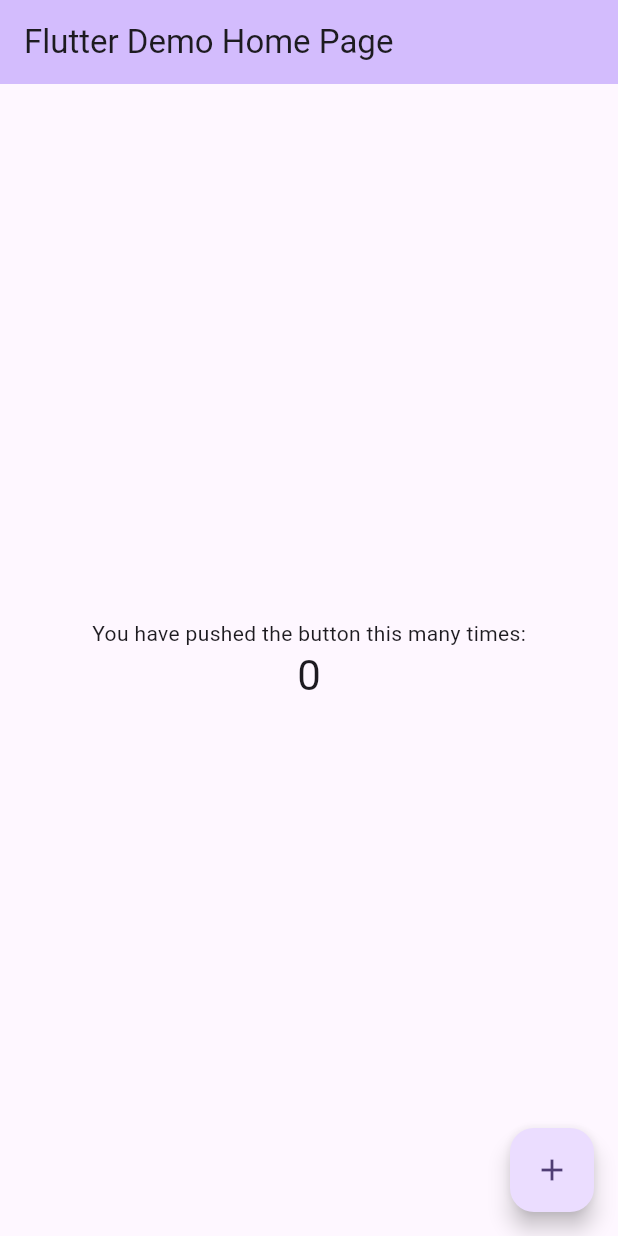
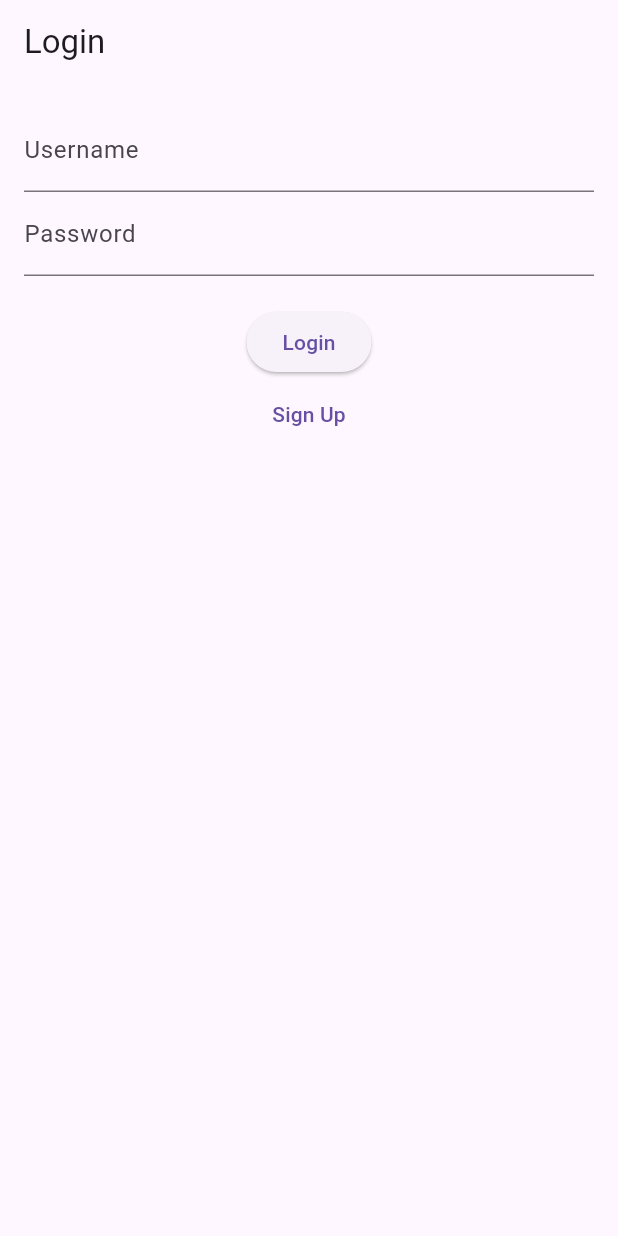
Before and after one commit to AnthonySfeir27/PointOfSale, a Flutter app: the screen it shows after launch, on a phone screen of 412 x 824 dp. Run offline on Flutter 3.47's test engine with Material 3 defaults, Android fonts, the phone set to English and light mode, and no system bars.

Commit message:
created basic login/sinup pages with a landing page

```diff
--- a/lib/main.dart
+++ b/lib/main.dart
@@ -1,4 +1,8 @@
 import 'package:flutter/material.dart';
+import 'screens/login_screen.dart';
+import 'screens/home_page.dart';
+import 'screens/signup_screen.dart';
+import 'services/user_service.dart';
 
 void main() {
   runApp(const MyApp());
@@ -6,57 +10,23 @@ void main() {
 
 class MyApp extends StatelessWidget {
   const MyApp({super.key});
+
+  final String apiBaseUrl = 'http://localhost:5000/users';
+
   @override
   Widget build(BuildContext context) {
+    final userService = UserService(baseUrl: apiBaseUrl);
+
     return MaterialApp(
-      title: 'Flutter Demo',
-      theme: ThemeData(
-        colorScheme: ColorScheme.fromSeed(seedColor: Colors.deepPurple),
-      ),
-      home: const MyHomePage(title: 'Flutter Demo Home Page'),
+      debugShowCheckedModeBanner: false,
+      title: 'Supermarket POS',
+      theme: ThemeData(primarySwatch: Colors.deepPurple),
+      initialRoute: '/login',
+      routes: {
+        '/login': (_) => LoginScreen(userService: userService),
+        '/signup': (_) => SignupScreen(userService: userService),
+        // Home route will be navigated with role dynamically
+      },
     );
   }
 }
-
-class MyHomePage extends StatefulWidget {
-  const MyHomePage({super.key, required this.title});
-  final String title;
-  @override
-  State<MyHomePage> createState() => _MyHomePageState();
-}
-
-class _MyHomePageState extends State<MyHomePage> {
-  int _counter = 0;
-  void _incrementCounter() {
-    setState(() {
-      _counter++;
-    });
-  }
-
-  @override
-  Widget build(BuildContext context) {
-    return Scaffold(
-      appBar: AppBar(
-        backgroundColor: Theme.of(context).colorScheme.inversePrimary,
-        title: Text(widget.title),
-      ),
-      body: Center(
-        child: Column(
-          mainAxisAlignment: MainAxisAlignment.center,
-          children: <Widget>[
-            const Text('You have pushed the button this many times:'),
-            Text(
-              '$_counter',
-              style: Theme.of(context).textTheme.headlineMedium,
-            ),
-          ],
-        ),
-      ),
-      floatingActionButton: FloatingActionButton(
-        onPressed: _incrementCounter,
-        tooltip: 'Increment',
-        child: const Icon(Icons.add),
-      ),
-    );
-  }
-}
--- /dev/null
+++ b/lib/models/user_model.dart
@@ -0,0 +1,47 @@
+class User {
+  final String? id;
+  final String username;
+  final String role;
+  final String? password;
+  final DateTime? createdAt;
+  final List<String>? preferences;
+  final Map<String, dynamic>? permissions;
+  final List<Map<String, dynamic>>? activityLog;
+
+  User({
+    this.id,
+    required this.username,
+    required this.role,
+    this.password,
+    this.createdAt,
+    this.preferences,
+    this.permissions,
+    this.activityLog,
+  });
+
+  factory User.fromJson(Map<String, dynamic> json) {
+    return User(
+      id: json['_id'],
+      username: json['username'],
+      role: json['role'],
+      password: json['password'],
+      createdAt: json['createdAt'] != null ? DateTime.parse(json['createdAt']) : null,
+      preferences: json['preferences'] != null ? List<String>.from(json['preferences']) : [],
+      permissions: json['permissions'] != null ? Map<String, dynamic>.from(json['permissions']) : {},
+      activityLog: json['activityLog'] != null
+          ? List<Map<String, dynamic>>.from(json['activityLog'])
+          : [],
+    );
+  }
+
+  Map<String, dynamic> toJson() {
+    return {
+      'username': username,
+      'role': role,
+      'password': password,
+      'preferences': preferences,
+      'permissions': permissions,
+      'activityLog': activityLog,
+    };
+  }
+}
--- /dev/null
+++ b/lib/screens/login_screen.dart
@@ -0,0 +1,65 @@
+import 'package:flutter/material.dart';
+import '../services/user_service.dart';
+import 'home_page.dart';
+import 'signup_screen.dart';
+
+class LoginScreen extends StatefulWidget {
+  final UserService userService;
+  const LoginScreen({super.key, required this.userService});
+
+  @override
+  State<LoginScreen> createState() => _LoginScreenState();
+}
+
+class _LoginScreenState extends State<LoginScreen> {
+  final _usernameController = TextEditingController();
+  final _passwordController = TextEditingController();
+  bool _loading = false;
+  String? _error;
+
+  void _login() async {
+    setState(() { _loading = true; _error = null; });
+
+    final res = await widget.userService.login({
+      'username': _usernameController.text,
+      'password': _passwordController.text,
+    });
+
+    setState(() { _loading = false; });
+
+    if (res != null && res['user'] != null) {
+      final user = res['user'];
+      Navigator.pushReplacement(
+        context,
+        MaterialPageRoute(
+          builder: (_) => HomePage(role: user['role']),
+        ),
+      );
+    } else {
+      setState(() { _error = res?['error'] ?? 'Login failed'; });
+    }
+  }
+
+  @override
+  Widget build(BuildContext context) {
+    return Scaffold(
+      appBar: AppBar(title: const Text('Login')),
+      body: Padding(
+        padding: const EdgeInsets.all(16),
+        child: Column(
+          children: [
+            TextField(controller: _usernameController, decoration: const InputDecoration(labelText: 'Username')),
+            TextField(controller: _passwordController, decoration: const InputDecoration(labelText: 'Password'), obscureText: true),
+            const SizedBox(height: 20),
+            if (_error != null) Text(_error!, style: const TextStyle(color: Colors.red)),
+            ElevatedButton(onPressed: _loading ? null : _login, child: _loading ? const CircularProgressIndicator() : const Text('Login')),
+            TextButton(
+              onPressed: () => Navigator.push(context, MaterialPageRoute(builder: (_) => SignupScreen(userService: widget.userService))),
+              child: const Text('Sign Up'),
+            ),
+          ],
+        ),
+      ),
+    );
+  }
+}
--- /dev/null
+++ b/lib/services/user_service.dart
@@ -0,0 +1,33 @@
+import 'dart:convert';
+import 'package:http/http.dart' as http;
+import '../models/user_model.dart';
+
+class UserService {
+  final String baseUrl;
+
+  UserService({required this.baseUrl});
+
+  Future<User?> createUser(Map<String, dynamic> data) async {
+    final response = await http.post(
+      Uri.parse('$baseUrl/'),
+      headers: {'Content-Type': 'application/json'},
+      body: jsonEncode(data),
+    );
+    if (response.statusCode == 201 || response.statusCode == 200) {
+      return User.fromJson(jsonDecode(response.body));
+    }
+    return null;
+  }
+
+  Future<Map<String, dynamic>?> login(Map<String, dynamic> data) async {
+    final response = await http.post(
+      Uri.parse('$baseUrl/login'),
+      headers: {'Content-Type': 'application/json'},
+      body: jsonEncode(data),
+    );
+    if (response.statusCode == 200) {
+      return jsonDecode(response.body);
+    }
+    return null;
+  }
+}
--- a/pubspec.yaml
+++ b/pubspec.yaml
@@ -30,6 +30,7 @@ environment:
 dependencies:
   flutter:
     sdk: flutter
+  http: ^1.1.0
 
   # The following adds the Cupertino Icons font to your application.
   # Use with the CupertinoIcons class for iOS style icons.
```
Also changed, not shown: lib/screens/home_page.dart (added, +153 -0 lines), lib/screens/signup_screen.dart (added, +63 -0 lines), pubspec.lock.
